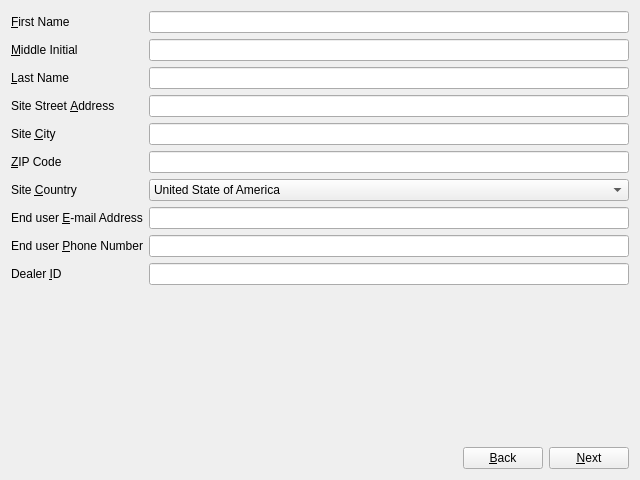
Old version of the form oobwizard/ui/endUserRegistrationStep.ui in the repository bluusystemsinc/bluu.
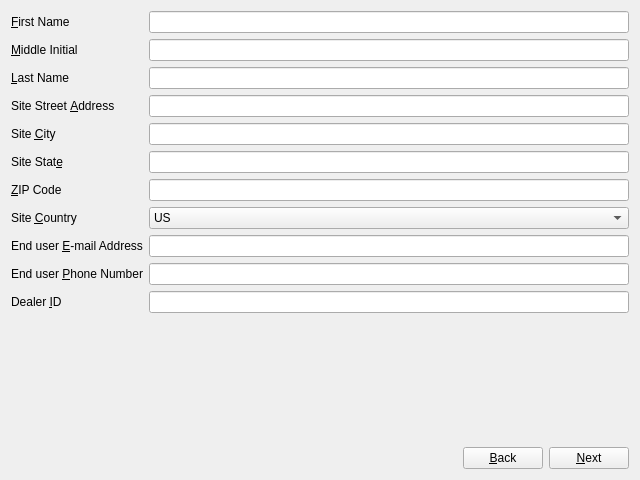
New version of the form.

Commit message: user info data succesfill sending

The edit to the form file:
```diff
--- a/oobwizard/ui/endUserRegistrationStep.ui
+++ b/oobwizard/ui/endUserRegistrationStep.ui
@@ -109,7 +109,7 @@
        </property>
       </widget>
      </item>
-     <item row="5" column="0">
+     <item row="6" column="0">
       <widget class="QLabel" name="zipCodeLabel">
        <property name="enabled">
         <bool>true</bool>
@@ -122,14 +122,14 @@
        </property>
       </widget>
      </item>
-     <item row="5" column="1">
+     <item row="6" column="1">
       <widget class="QLineEdit" name="zipCodeLineEdit">
        <property name="enabled">
         <bool>true</bool>
        </property>
       </widget>
      </item>
-     <item row="6" column="0">
+     <item row="7" column="0">
       <widget class="QLabel" name="stateCountryLabel">
        <property name="enabled">
         <bool>true</bool>
@@ -142,19 +142,19 @@
        </property>
       </widget>
      </item>
-     <item row="6" column="1">
+     <item row="7" column="1">
       <widget class="QComboBox" name="countryLineEdit">
        <property name="enabled">
         <bool>true</bool>
        </property>
        <item>
         <property name="text">
-         <string>United State of America</string>
+         <string>US</string>
         </property>
        </item>
       </widget>
      </item>
-     <item row="7" column="0">
+     <item row="8" column="0">
       <widget class="QLabel" name="emailAddressLabel">
        <property name="enabled">
         <bool>true</bool>
@@ -167,14 +167,14 @@
        </property>
       </widget>
      </item>
-     <item row="7" column="1">
+     <item row="8" column="1">
       <widget class="QLineEdit" name="emailAddressLineEdit">
        <property name="enabled">
         <bool>true</bool>
        </property>
       </widget>
      </item>
-     <item row="8" column="0">
+     <item row="9" column="0">
       <widget class="QLabel" name="phoneNumberLabel">
        <property name="enabled">
         <bool>true</bool>
@@ -187,14 +187,14 @@
        </property>
       </widget>
      </item>
-     <item row="8" column="1">
+     <item row="9" column="1">
       <widget class="QLineEdit" name="phoneNumberLineEdit">
        <property name="enabled">
         <bool>true</bool>
        </property>
       </widget>
      </item>
-     <item row="9" column="0">
+     <item row="10" column="0">
       <widget class="QLabel" name="dealerIdLabel">
        <property name="enabled">
         <bool>true</bool>
@@ -207,13 +207,26 @@
        </property>
       </widget>
      </item>
-     <item row="9" column="1">
+     <item row="10" column="1">
       <widget class="QLineEdit" name="dealerIDLineEdit">
        <property name="enabled">
         <bool>true</bool>
        </property>
       </widget>
      </item>
+     <item row="5" column="0">
+      <widget class="QLabel" name="StateLabel">
+       <property name="text">
+        <string>Site Stat&amp;e</string>
+       </property>
+       <property name="buddy">
+        <cstring>StateLineEdit</cstring>
+       </property>
+      </widget>
+     </item>
+     <item row="5" column="1">
+      <widget class="QLineEdit" name="StateLineEdit"/>
+     </item>
     </layout>
    </item>
    <item>
```
Left out of the diff: 15 changed lines with no effect on the pictures. The commit also changes 8 other files.
